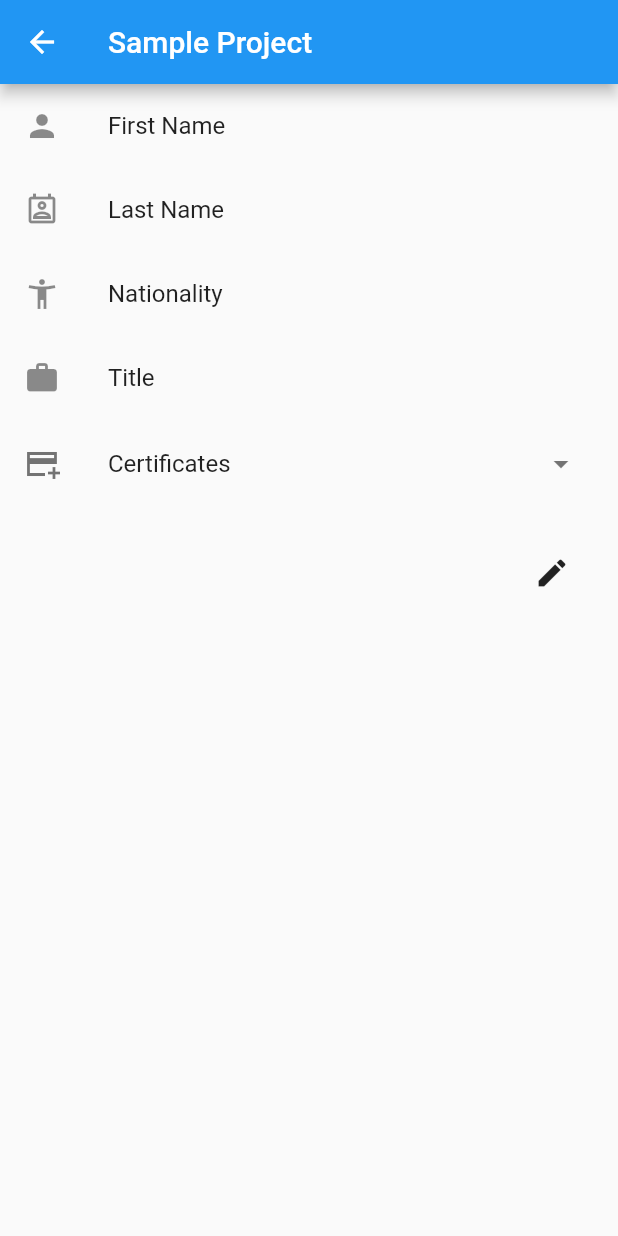
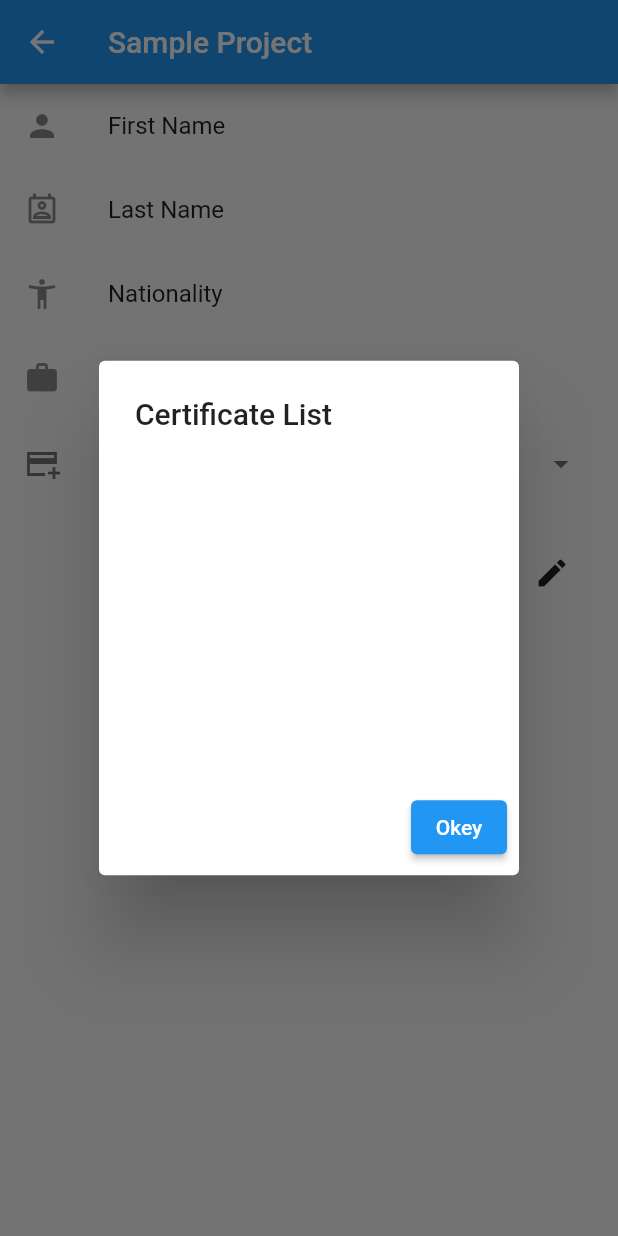
Before and after one commit to edizzk/sample_project, a Flutter app: the DetailCrewView screen opened directly with empty values, after a tap on the "edit" icon, on a phone screen of 412 x 824 dp. Run offline on Flutter 3.47's test engine with Material 2 defaults, Android fonts, the phone set to English and light mode, and no system bars; our stand-ins replace get.

Commit message:
create editCrewPopup dialog

```diff
--- a/lib/core/dialogs.dart
+++ b/lib/core/dialogs.dart
@@ -1,6 +1,7 @@
 import 'package:flutter/material.dart';
 // ignore: depend_on_referenced_packages
 import 'package:get/get.dart';
+import 'package:sample_project/model/certificate_model.dart';
 
 import 'language.dart';
 
@@ -36,6 +37,38 @@ class Dialogs {
     );
   }
 
+  static List<Certificate> certificates = [];
+
+  static Route<Object?> editCrewPopup(
+      BuildContext context, Object? arguments) {
+    return DialogRoute<void>(
+      context: context,
+      builder: (BuildContext context) =>
+          AlertDialog(
+            title: Text('certificate_list'.tr),
+            contentPadding: const EdgeInsets.all(16.0),
+            content: SizedBox(
+              height: 200,
+              width: 100,
+              child: ListView.builder(
+                itemCount: certificates.length,
+                itemBuilder: (BuildContext context, int index) {
+                  return Card(
+                    child: ListTile(
+                      title: Text(certificates[index].name),
+                      trailing: Text(certificates[index].date),
+                    ),
+                  );
+                },
+              ),
+            ),
+            actions: [
+              elevatedButton(context),
+            ],
+          ),
+    );
+  }
+
   static Widget elevatedButton(BuildContext context) {
     return ElevatedButton(
       onPressed: () { Navigator.pop(context); },
--- a/lib/service/localization.dart
+++ b/lib/service/localization.dart
@@ -22,6 +22,7 @@ class Localization extends Translations {
       'nationality': 'Nationality',
       'crew_title': 'Title',
       'certificates': 'Certificates',
+      'certificate_list': 'Certificate List',
     },
     'tr_TR': {
       'project_title': 'Örnek Proje',
@@ -41,6 +42,7 @@ class Localization extends Translations {
       'nationality': 'Ulus',
       'crew_title': 'Başlık',
       'certificates': 'Sertifikalar',
+      'certificate_list': 'Sertifika Listesi',
     }
   };
 }
```
